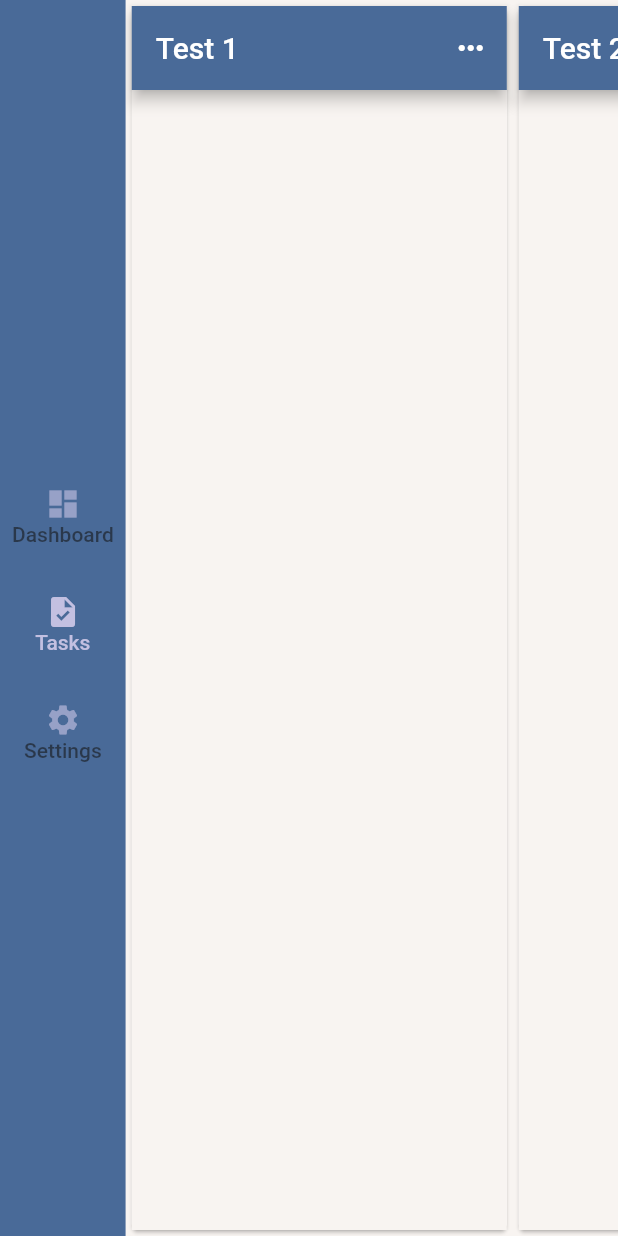
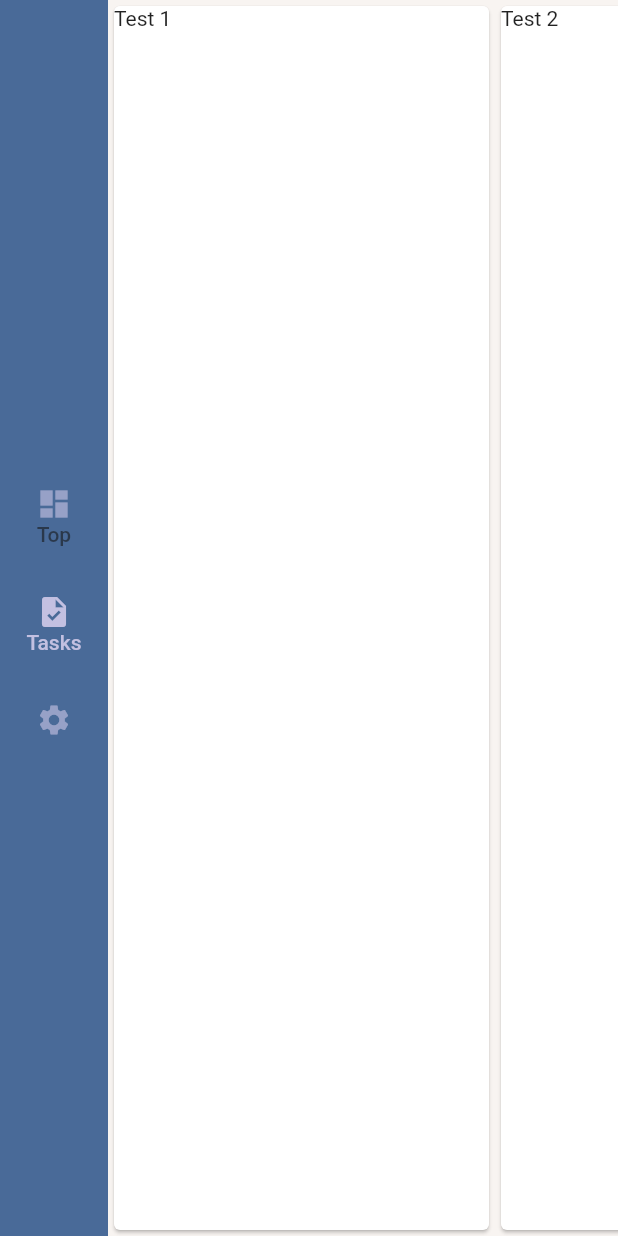
Before and after one commit to WongHanAaron/Tandem, a Flutter app: the screen it shows after launch, on a phone screen of 412 x 824 dp. Run offline on Flutter 3.47's test engine with Material 2 defaults, Android fonts, the phone set to English and light mode, and no system bars; missing offline and left inert: spannable_grid.

```diff
--- a/ui/lib/main.dart
+++ b/ui/lib/main.dart
@@ -77,7 +77,7 @@ class _MyHomePageState extends State<MyHomePage> {
               destinations: const [
                 NavigationRailDestination(
                   icon: Icon(Icons.dashboard_sharp),
-                  label: Text('Dashboard'),
+                  label: Text('Top'),
                 ),
                 NavigationRailDestination(
                   icon: Icon(Icons.task),
@@ -85,7 +85,7 @@ class _MyHomePageState extends State<MyHomePage> {
                 ),
                 NavigationRailDestination(
                   icon: Icon(Icons.settings),
-                  label: Text('Settings'),
+                  label: Text(''),
                 )
               ],
               selectedIndex: selectedIndex,
--- a/ui/lib/pages/task/task_list.dart
+++ b/ui/lib/pages/task/task_list.dart
@@ -12,26 +12,13 @@ class TaskList extends StatelessWidget {
 
     return Card(
       child: SizedBox(
-          width: 250,
-          child: Scaffold(
-            appBar: AppBar(
-              title: Text(name!),
-              notificationPredicate: (ScrollNotification notification) {
-                return notification.depth == 1;
-              },
-              scrolledUnderElevation: 4.0,
-              shadowColor: Theme.of(context).shadowColor,
-              actions: [
-                IconButton(
-                  onPressed: () {
-                    // Add your onPressed code here!
-                  },
-                  icon: const Icon(Icons.more_horiz_rounded),
-                )
-              ],
-            ),
-            body: ListView(),
-          )),
+        width: 250,
+        child: Row(children: [
+          Column(
+            children: [Text(name!)],
+          )
+        ]),
+      ),
     );
   }
 }
```
Also changed, not shown: ui/pubspec.yaml (+8 -1 lines), ui/assets/icon/icon.png (added), ui/pubspec.lock, 23 other files.
